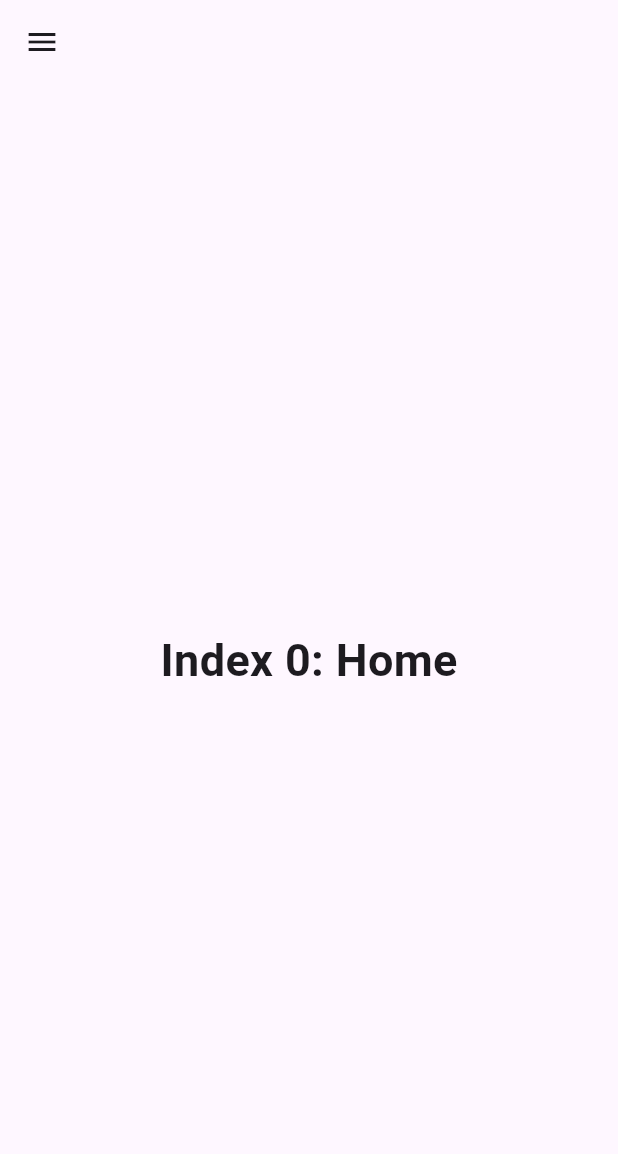
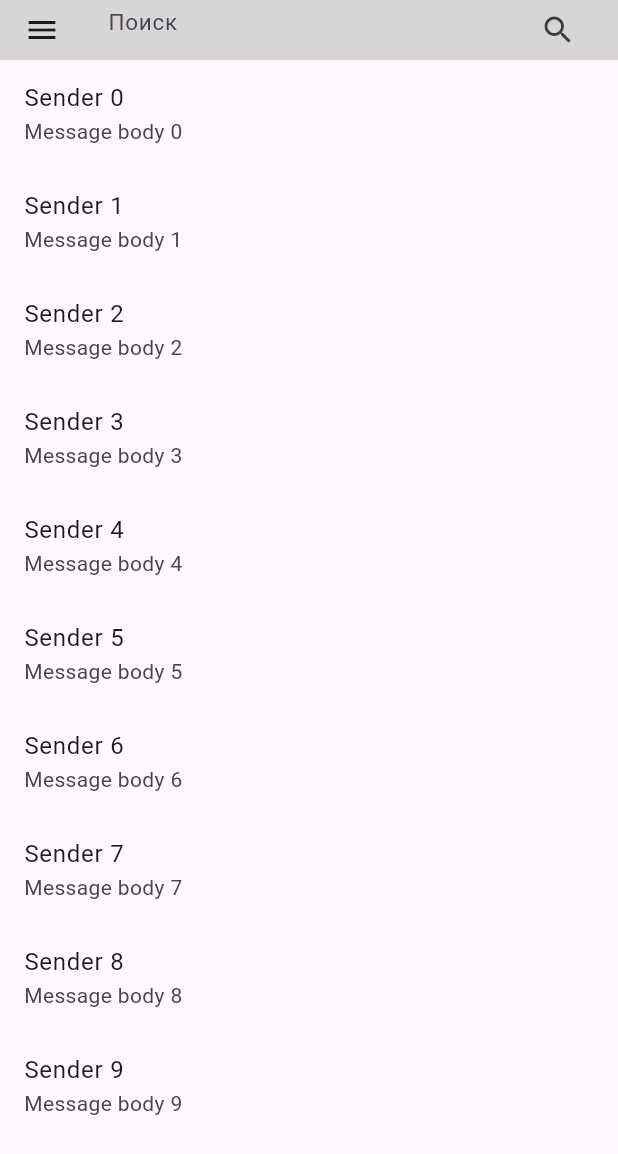
Before and after one commit to ValereyCHernousov/space-ru, a Flutter app: the DrawerMenu screen opened directly, on a phone screen of 412 x 824 dp. Shown: the top 1154 px of the screen. Run offline on Flutter 3.47's test engine with Material 3 defaults, Android fonts, the phone set to English and light mode, and no system bars; our stand-ins replace bloc, equatable, flutter_bloc, formz; accounts and stored records are empty.

Commit message:
добавил карточку

```diff
--- a/space_ru/lib/app.dart
+++ b/space_ru/lib/app.dart
@@ -6,7 +6,7 @@ import 'package:space_ru/pages/login_page.dart';
 import 'package:user_repository/user_repository.dart';
 
 import 'blocs/authentication/authentication_bloc.dart';
-import 'pages/splash_page.dart';
+import 'widgets/splash_page.dart';
 
 class App extends StatefulWidget {
   const App({super.key});
--- /dev/null
+++ b/space_ru/lib/models/heading_item.dart
@@ -0,0 +1,33 @@
+import 'package:flutter/material.dart';
+import 'package:space_ru/models/list_item.dart';
+
+class HeadingItem implements ListItem {
+  final String heading;
+
+  HeadingItem(this.heading);
+
+  @override
+  Widget buildTitle(BuildContext context) {
+    return Text(
+      heading,
+      style: Theme.of(context).textTheme.headlineSmall,
+    );
+  }
+
+  @override
+  Widget buildSubtitle(BuildContext context) => const SizedBox.shrink();
+}
+
+/// A ListItem that contains data to display a message.
+class MessageItem implements ListItem {
+  final String sender;
+  final String body;
+
+  MessageItem(this.sender, this.body);
+
+  @override
+  Widget buildTitle(BuildContext context) => Text(sender);
+
+  @override
+  Widget buildSubtitle(BuildContext context) => Text(body);
+}
--- /dev/null
+++ b/space_ru/lib/models/list_item.dart
@@ -0,0 +1,9 @@
+import 'package:flutter/material.dart';
+
+abstract class ListItem {
+  /// The title line to show in a list item.
+  Widget buildTitle(BuildContext context);
+
+  /// The subtitle line, if any, to show in a list item.
+  Widget buildSubtitle(BuildContext context);
+}
--- a/space_ru/lib/pages/menu_bar.dart
+++ b/space_ru/lib/pages/menu_bar.dart
@@ -1,4 +1,7 @@
 import 'package:flutter/material.dart';
+import 'package:space_ru/models/heading_item.dart';
+import 'package:space_ru/models/list_item.dart';
+import 'package:space_ru/widgets/card_chat.dart';
 
 class DrawerMenu extends StatefulWidget {
   const DrawerMenu({super.key});
@@ -7,16 +10,17 @@ class DrawerMenu extends StatefulWidget {
   State<DrawerMenu> createState() => _DrawerMenuState();
 }
 
+List<ListItem> _list = List<ListItem>.generate(
+    10, (i) => MessageItem('Sender $i', 'Message body $i'));
+
 class _DrawerMenuState extends State<DrawerMenu> {
   int _selectedIndex = 0;
+
   static const TextStyle optionStyle =
       TextStyle(fontSize: 30, fontWeight: FontWeight.bold);
 
-  static const List<Widget> _widgetOptions = <Widget>[
-    Text(
-      'Index 0: Home',
-      style: optionStyle,
-    ),
+  List<Widget> _widgetOptions = <Widget>[
+    CardExample(items: _list),
     Text(
       'Index 1: Business',
       style: optionStyle,
@@ -37,6 +41,20 @@ class _DrawerMenuState extends State<DrawerMenu> {
   Widget build(BuildContext context) {
     return Scaffold(
       appBar: AppBar(
+        backgroundColor: Color.fromRGBO(216, 213, 215, 1),
+        toolbarHeight: 40.0,
+        title: TextField(
+          cursorColor: Colors.white,
+          decoration: InputDecoration(
+              hintText: "Поиск",
+              border: InputBorder.none,
+              suffixIcon: IconButton(
+                icon: Icon(Icons.search),
+                color: Color.fromRGBO(61, 60, 61, 1),
+                onPressed: () {},
+              )),
+          style: TextStyle(color: Colors.black, fontSize: 15.0),
+        ),
         leading: Builder(
           builder: (context) {
             return IconButton(
@@ -73,7 +91,8 @@ class _DrawerMenuState extends State<DrawerMenu> {
               currentAccountPicture: FlutterLogo(),
             ),
             ListTile(
-              title: const Text('Home'),
+              title: const Text('Сообщения'),
+              trailing: Icon(Icons.chat),
               selected: _selectedIndex == 0,
               onTap: () {
                 // Update the state of the app
@@ -83,7 +102,8 @@ class _DrawerMenuState extends State<DrawerMenu> {
               },
             ),
             ListTile(
-              title: const Text('Business'),
+              title: const Text('Конференции'),
+              trailing: Icon(Icons.voice_chat_outlined),
               selected: _selectedIndex == 1,
               onTap: () {
                 // Update the state of the app
@@ -93,7 +113,10 @@ class _DrawerMenuState extends State<DrawerMenu> {
               },
             ),
             ListTile(
-              title: const Text('School'),
+              trailing: Icon(Icons.settings),
+              title: const Text(
+                'Настройки',
+              ),
               selected: _selectedIndex == 2,
               onTap: () {
                 // Update the state of the app
--- /dev/null
+++ b/space_ru/lib/widgets/card_chat.dart
@@ -0,0 +1,22 @@
+import 'package:flutter/material.dart';
+import 'package:space_ru/models/list_item.dart';
+
+class CardExample extends StatelessWidget {
+  const CardExample({super.key, required this.items});
+  final List<ListItem> items;
+
+  @override
+  Widget build(BuildContext context) {
+    return ListView.builder(
+      itemCount: items.length,
+      itemBuilder: (context, index) {
+        final item = items[index];
+
+        return ListTile(
+          title: item.buildTitle(context),
+          subtitle: item.buildSubtitle(context),
+        );
+      },
+    );
+  }
+}
```
Also changed, not shown: space_ru/lib/widgets/splash_page.dart (renamed from space_ru/lib/pages/splash_page.dart).
